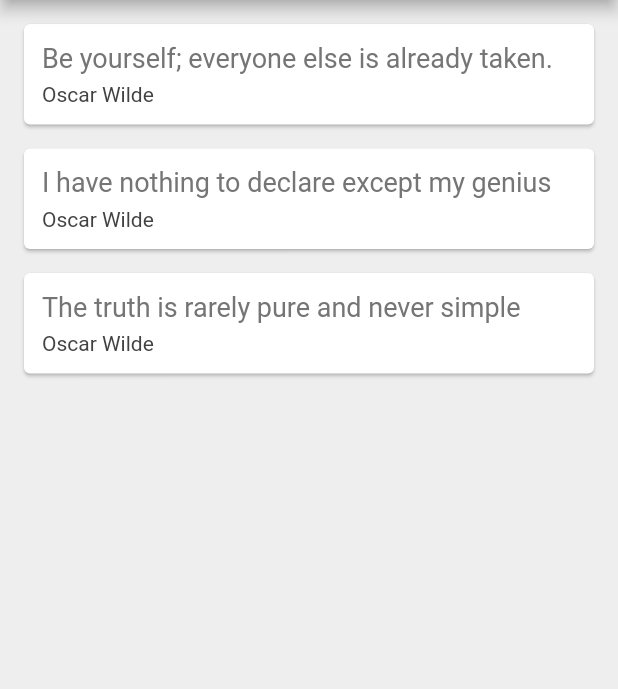
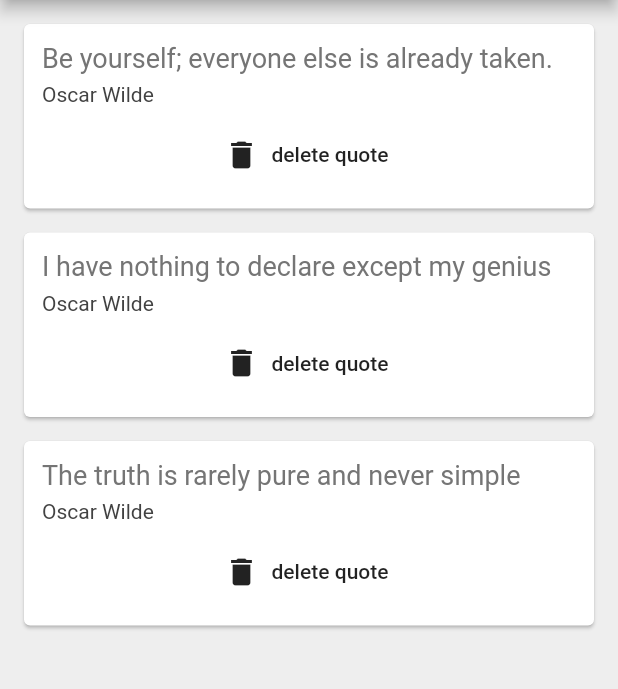
Before and after one commit to qarimbas/Flutter-Quotes, a Flutter app: the screen it shows after launch, on a phone screen of 412 x 824 dp, the part 84-773 px from its top. Run offline on Flutter 3.47's test engine with Material 2 defaults, Android fonts, the phone set to English and light mode, and no system bars.

Commit message:
Flutter Tutorial for Beginners #21 - Functions as Parameters

```diff
--- a/lib/main.dart
+++ b/lib/main.dart
@@ -36,7 +36,15 @@ class _QuoteListState extends State<QuoteList> {
         backgroundColor: Colors.redAccent,
       ),
       body: Column(
-        children: quotes.map((quote) => QuoteCard(quote: quote)).toList(),
+        children: quotes
+            .map((quote) => QuoteCard(
+                quote: quote,
+                delete: () {
+                  setState(() {
+                    quotes.remove(quote);
+                  });
+                }))
+            .toList(),
       ),
     );
   }
--- a/lib/quote_card.dart
+++ b/lib/quote_card.dart
@@ -3,7 +3,8 @@ import 'quote.dart';
 
 class QuoteCard extends StatelessWidget {
   final Quote quote;
-  QuoteCard({this.quote});
+  final Function delete;
+  QuoteCard({this.quote, this.delete});
 
   @override
   Widget build(BuildContext context) {
@@ -31,6 +32,14 @@ class QuoteCard extends StatelessWidget {
                 color: Colors.grey[800],
               ),
             ),
+            SizedBox(
+              height: 8.0,
+            ),
+            FlatButton.icon(
+              onPressed: delete,
+              label: Text('delete quote'),
+              icon: Icon(Icons.delete),
+            ),
           ],
         ),
       ),
```
